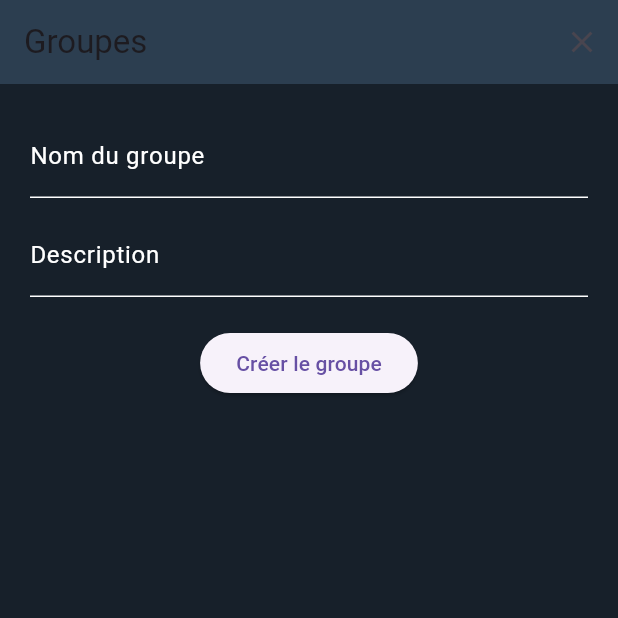
After one commit to Evan-Duval/NoComment, a Flutter app: the GroupsList screen opened directly, after a tap on the "add" icon, after a tap on "Créer le groupe", on a phone screen of 412 x 824 dp, the top half of it. The commit adds this screen. Run offline on Flutter 3.47's test engine with Material 3 defaults, Android fonts, the phone set to English and light mode, and no system bars; our stand-ins replace flutter_dotenv, google_fonts, shared_preferences, stroke_text; missing offline and left inert: dart:ffi; accounts and stored records are empty; network calls fail.

Commit message:
Créer un groupe plus le follow Fait

```diff
--- /dev/null
+++ b/Flutter/no_comment_flutter/lib/pages/groupes/CreateGroup.dart
@@ -0,0 +1,83 @@
+import 'package:flutter/material.dart';
+import 'package:flutter_dotenv/flutter_dotenv.dart';
+import 'package:http/http.dart' as http;
+import 'dart:convert';
+
+class CreateGroupForm extends StatefulWidget {
+  final VoidCallback onGroupCreated;
+
+  const CreateGroupForm({Key? key, required this.onGroupCreated})
+      : super(key: key);
+
+  @override
+  _CreateGroupFormState createState() => _CreateGroupFormState();
+}
+
+class _CreateGroupFormState extends State<CreateGroupForm> {
+  final TextEditingController _nameController = TextEditingController();
+  final TextEditingController _descriptionController = TextEditingController();
+
+  Future<void> _createGroup() async {
+    final apiUrl = '${dotenv.env['URL']}api/groups';
+    final response = await http.post(
+      Uri.parse(apiUrl),
+      headers: {
+        'Accept': 'application/json',
+        'Content-Type': 'application/json',
+      },
+      body: json.encode({
+        'name': _nameController.text,
+        'description': _descriptionController.text,
+      }),
+    );
+
+    if (response.statusCode == 201) {
+      widget.onGroupCreated();
+    } else {
+      print('Erreur lors de la création du groupe');
+    }
+  }
+
+  @override
+  Widget build(BuildContext context) {
+    return Column(
+      children: [
+        TextField(
+          controller: _nameController,
+          decoration: const InputDecoration(
+            labelText: 'Nom du groupe',
+            labelStyle: TextStyle(color: Colors.white),
+            enabledBorder: UnderlineInputBorder(
+              borderSide: BorderSide(color: Colors.white),
+            ),
+          ),
+          style: const TextStyle(color: Colors.white),
+        ),
+        const SizedBox(height: 10),
+        TextField(
+          controller: _descriptionController,
+          decoration: const InputDecoration(
+            labelText: 'Description',
+            labelStyle: TextStyle(color: Colors.white),
+            enabledBorder: UnderlineInputBorder(
+              borderSide: BorderSide(color: Colors.white),
+            ),
+          ),
+          style: const TextStyle(color: Colors.white),
+        ),
+        const SizedBox(height: 20),
+        ElevatedButton(
+          onPressed: _createGroup,
+          child: const Text('Créer le groupe'),
+        ),
+      ],
+    );
+  }
+
+  @override
+  void dispose() {
+    _nameController.dispose();
+    _descriptionController.dispose();
+    super.dispose();
+  }
+}
--- /dev/null
+++ b/Flutter/no_comment_flutter/lib/pages/groupes/GroupsListe.dart
@@ -0,0 +1,150 @@
+import 'package:flutter/material.dart';
+import 'package:flutter_dotenv/flutter_dotenv.dart';
+import 'package:http/http.dart' as http;
+import 'package:no_comment_flutter/config/config.dart';
+import 'package:no_comment_flutter/pages/HomeContent.dart';
+import 'package:no_comment_flutter/pages/groupes/GroupContent.dart';
+import 'dart:convert';
+import 'package:no_comment_flutter/pages/home.dart';
+import 'package:no_comment_flutter/pages/groupes/CreateGroup.dart';
+
+class GroupsList extends StatefulWidget {
+  const GroupsList({super.key});
+
+  @override
+  State<GroupsList> createState() => _GroupsListState();
+}
+
+class _GroupsListState extends State<GroupsList> {
+  List<dynamic> groups = [];
+  bool _showForm = false;
+
+  @override
+  void initState() {
+    super.initState();
+    fetchGroups();
+  }
+
+  Future<void> fetchGroups() async {
+    final apiUrl = '${dotenv.env['URL']}api/groups';
+    final response = await http.get(
+      Uri.parse(apiUrl),
+      headers: {
+        'Accept': 'application/json',
+      },
+    );
+
+    if (response.statusCode == 200) {
+      setState(() {
+        groups = json.decode(response.body);
+      });
+    } else {
+      print('Erreur lors de la récupération des groupes');
+    }
+  }
+
+  void _toggleForm() {
+    setState(() {
+      _showForm = !_showForm;
+    });
+  }
+
+  @override
+  Widget build(BuildContext context) {
+    return Scaffold(
+      backgroundColor: const Color(0xFF17202A),
+      appBar: AppBar(
+        automaticallyImplyLeading: false,
+        title: const Text('Groupes'),
+        backgroundColor: const Color(0xFF2C3E50),
+        actions: [
+          IconButton(
+            icon: Icon(_showForm ? Icons.close : Icons.add),
+            onPressed: _toggleForm,
+          ),
+        ],
+      ),
+      body: Padding(
+        padding: const EdgeInsets.all(20.0),
+        child: _showForm
+            ? CreateGroupForm(
+                onGroupCreated: () {
+                  fetchGroups();
+                  setState(() => _showForm = false);
+                },
+              )
+            : ListView.builder(
+                itemCount: groups.length,
+                itemBuilder: (context, index) {
+                  final group = groups[index];
+                  return _buildStyledContainer(
+                    group['name'] ?? 'Nom inconnu',
+                    group['description'] ?? 'Pas de description',
+                    group,
+                  );
+                },
+              ),
+      ),
+    );
+  }
+
+  Widget _buildStyledContainer(
+      String title, String subtitle, Map<String, dynamic> group) {
+    return Padding(
+      padding: const EdgeInsets.symmetric(vertical: 10.0),
+      child: Container(
+        padding: const EdgeInsets.all(15.0),
+        decoration: BoxDecoration(
+          color: const Color(0xFF2C3E50),
+          borderRadius: BorderRadius.circular(10.0),
+          boxShadow: [
+            BoxShadow(
+              color: Colors.black.withOpacity(0.3),
+              blurRadius: 5.0,
+              offset: const Offset(0, 2),
+            ),
+          ],
+        ),
+        child: Column(
+          crossAxisAlignment: CrossAxisAlignment.start,
+          children: [
+            Text(
+              title,
+              style: const TextStyle(
+                color: Colors.white,
+                fontWeight: FontWeight.bold,
+                fontSize: 16,
+              ),
+            ),
+            const SizedBox(height: 5),
+            Text(
+              subtitle,
+              style: const TextStyle(
+                color: Colors.white70,
+                fontSize: 14,
+              ),
+            ),
+            const SizedBox(height: 10),
+            Align(
+              alignment: Alignment.centerRight,
+              child: ElevatedButton(
+                style: ElevatedButton.styleFrom(
+                  backgroundColor: Config.colors.primaryColor,
+                ),
+                onPressed: () {
+                  Navigator.push(
+                    context,
+                    MaterialPageRoute(
+                      builder: (context) => GroupContent(group: group),
+                    ),
+                  );
+                },
+                child: const Text('Accéder'),
+              ),
+            ),
+          ],
+        ),
+      ),
+    );
+  }
+}
```
Also changed, not shown: Flutter/no_comment_flutter/lib/pages/HomeContent.dart (added, +18 -0 lines), Flutter/no_comment_flutter/lib/pages/groupes/GroupContent.dart (added, +142 -0 lines), Flutter/no_comment_flutter/lib/pages/home.dart (+2 -6 lines), Flutter/no_comment_flutter/lib/widget/navigation_sidebar.dart (+4 -9 lines), 4 other files.
